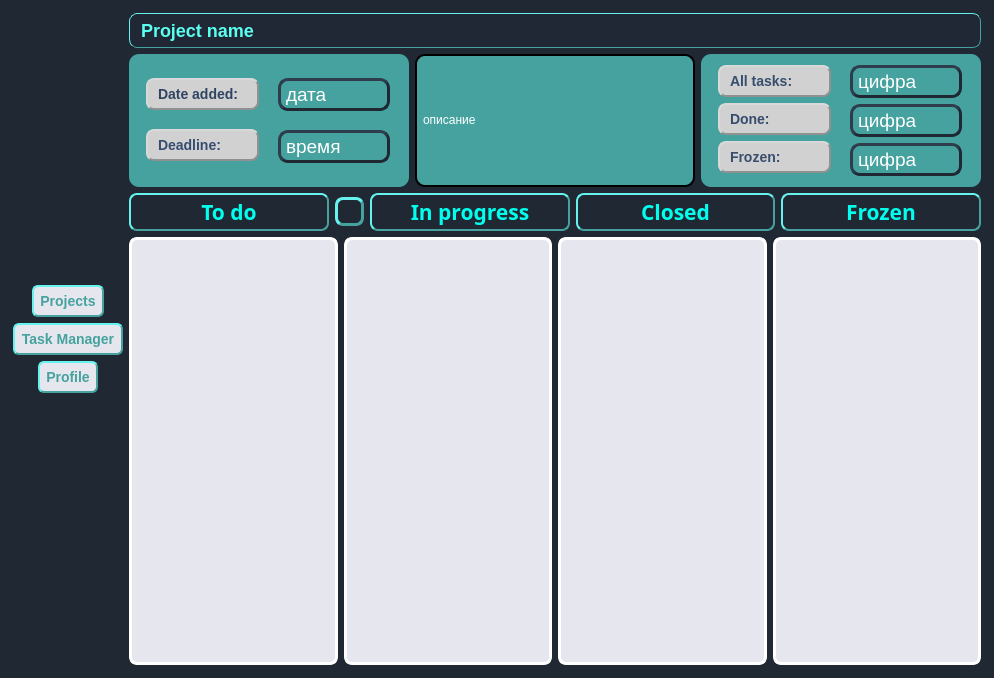
The window that ui/MainWindowTaskManager.ui (kiozet/TaskManagerWithAI) describes before a commit, drawn with Qt 5.
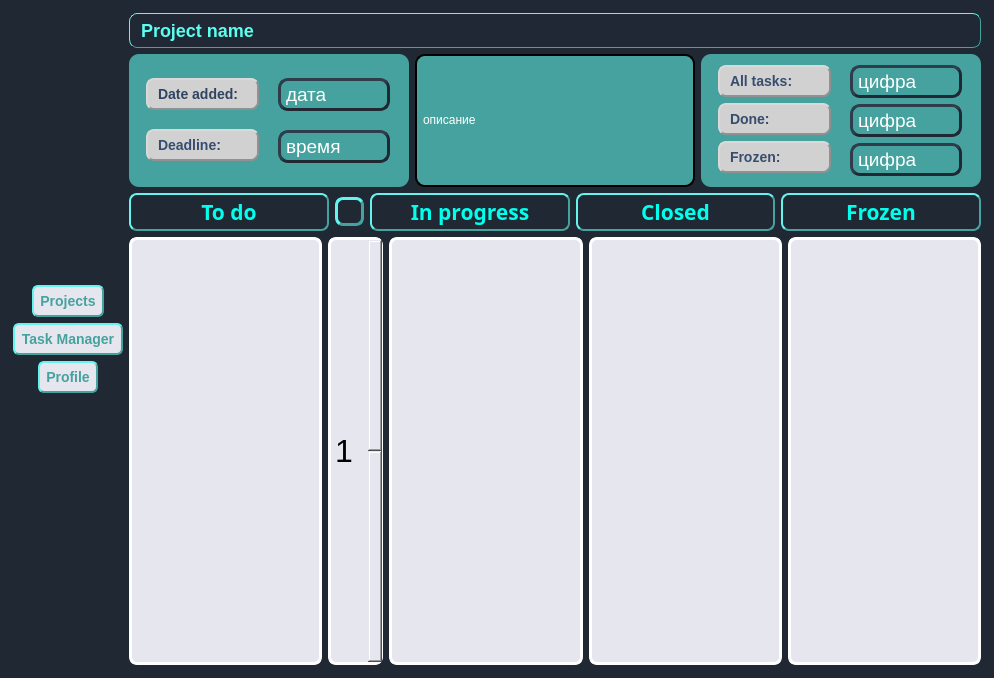
The same window after the commit. Icons and pictures are not drawn.

Commit message: Add spinBox in MainWindowTaskManager

The edit to the form file:
```diff
--- a/ui/MainWindowTaskManager.ui
+++ b/ui/MainWindowTaskManager.ui
@@ -903,6 +903,39 @@
          </property>
         </widget>
        </item>
+       <item>
+        <widget class="QSpinBox" name="spinBox">
+         <property name="sizePolicy">
+          <sizepolicy hsizetype="Fixed" vsizetype="Expanding">
+           <horstretch>0</horstretch>
+           <verstretch>0</verstretch>
+          </sizepolicy>
+         </property>
+         <property name="font">
+          <font>
+           <pointsize>24</pointsize>
+          </font>
+         </property>
+         <property name="styleSheet">
+          <string notr="true">QSpinBox{
+    border-radius: 4px;
+    border-style: outset;
+    border-width: 3px;
+    border-radius: 8px;
+    border-color: white;
+    padding: 2px;
+    background-color: rgb(230, 230, 238);
+}
+</string>
+         </property>
+         <property name="minimum">
+          <number>1</number>
+         </property>
+         <property name="maximum">
+          <number>5</number>
+         </property>
+        </widget>
+       </item>
        <item>
         <widget class="QLabel" name="label_13">
          <property name="sizePolicy">
```
Left out of the diff: 2 changed lines with no effect on the pictures.
